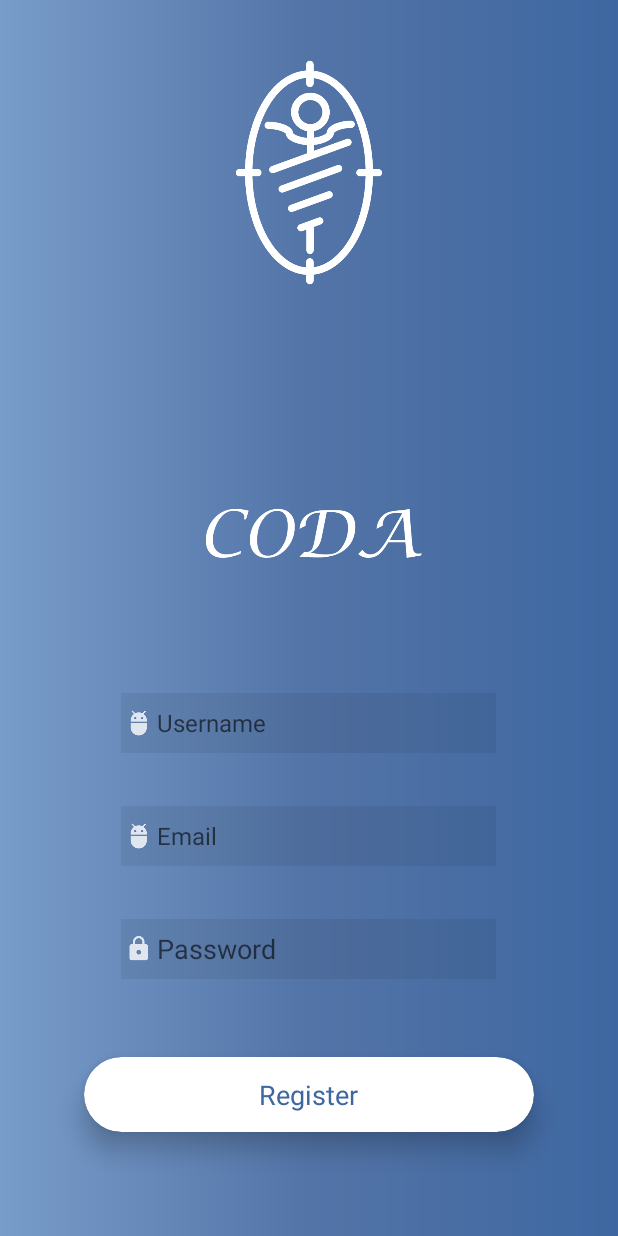
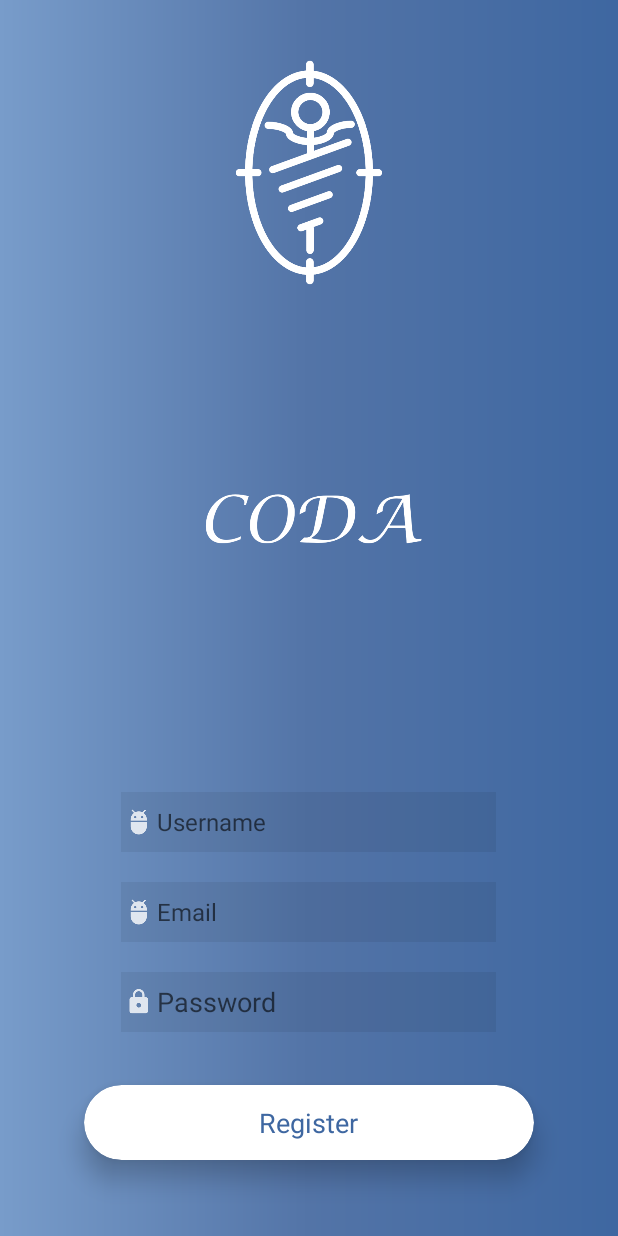
Before and after one commit to snguon/CS275-CODA, an Android app: the RegisterActivity screen opened directly, with no data from a screen before it, on a phone screen of 412 x 824 dp. Run offline under Robolectric (Android 15) with nearby library versions, the phone set to English and light mode, and no system bars.

Commit message:
ui change register page

```diff
--- a/app/src/main/res/layout/activity_register.xml
+++ b/app/src/main/res/layout/activity_register.xml
@@ -23,6 +23,7 @@
         android:layout_above="@id/editEmail"
         android:layout_below="@id/imageView"
         android:layout_centerHorizontal="true"
+        android:layout_marginBottom="70dp"
         android:layout_marginTop="3dp"
         app:srcCompat="@drawable/coda_text" />
 
@@ -30,9 +31,9 @@
         android:id="@+id/editUsername"
         android:layout_width="250dp"
         android:layout_height="40dp"
-        android:layout_above="@+id/editEmail"
+        android:layout_above="@id/editEmail"
         android:layout_centerHorizontal="true"
-        android:layout_marginBottom="35dp"
+        android:layout_marginBottom="20dp"
         android:background="#11000000"
         android:drawableLeft="@drawable/ic_action_user"
         android:ems="10"
@@ -49,7 +50,7 @@
         android:layout_alignLeft="@+id/editUsername"
         android:layout_marginStart="0dp"
         android:layout_marginLeft="0dp"
-        android:layout_marginBottom="35dp"
+        android:layout_marginBottom="20dp"
         android:background="#11000000"
         android:drawableLeft="@drawable/ic_action_user"
         android:ems="10"
@@ -66,7 +67,7 @@
         android:layout_alignBottom="@+id/bRegister"
         android:layout_marginStart="0dp"
         android:layout_marginLeft="0dp"
-        android:layout_marginBottom="102dp"
+        android:layout_marginBottom="85dp"
         android:background="#11000000"
         android:drawableLeft="@drawable/ic_action_pass"
         android:ems="10"
@@ -80,6 +81,7 @@
         android:layout_centerHorizontal="true"
         android:id="@+id/bRegister"
         android:layout_above="@+id/register"
+        android:layout_marginTop="20dp"
         android:layout_marginBottom="31dp"
         android:onClick="validateRegister"
         app:cardElevation="10dp"
@@ -111,7 +113,7 @@
         android:layout_height="wrap_content"
         android:layout_above="@+id/linearLayout"
         android:layout_centerHorizontal="true"
-        android:layout_marginBottom="-31dp"
+        android:layout_marginBottom="-50dp"
         android:text="" />
 
 
```
